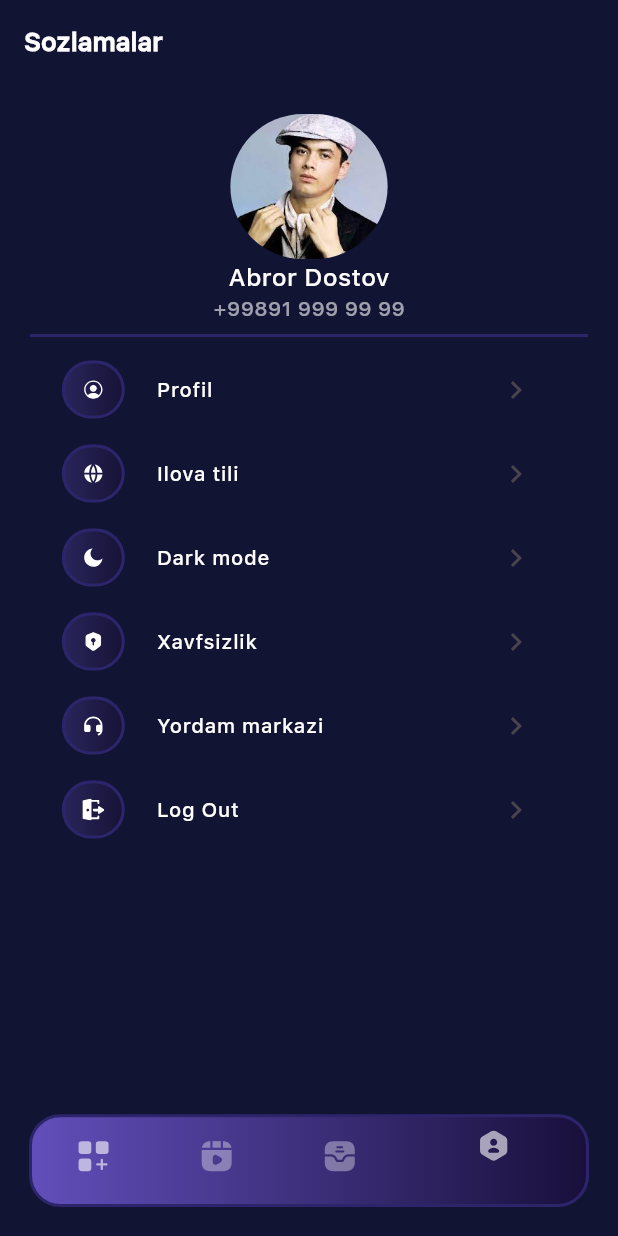
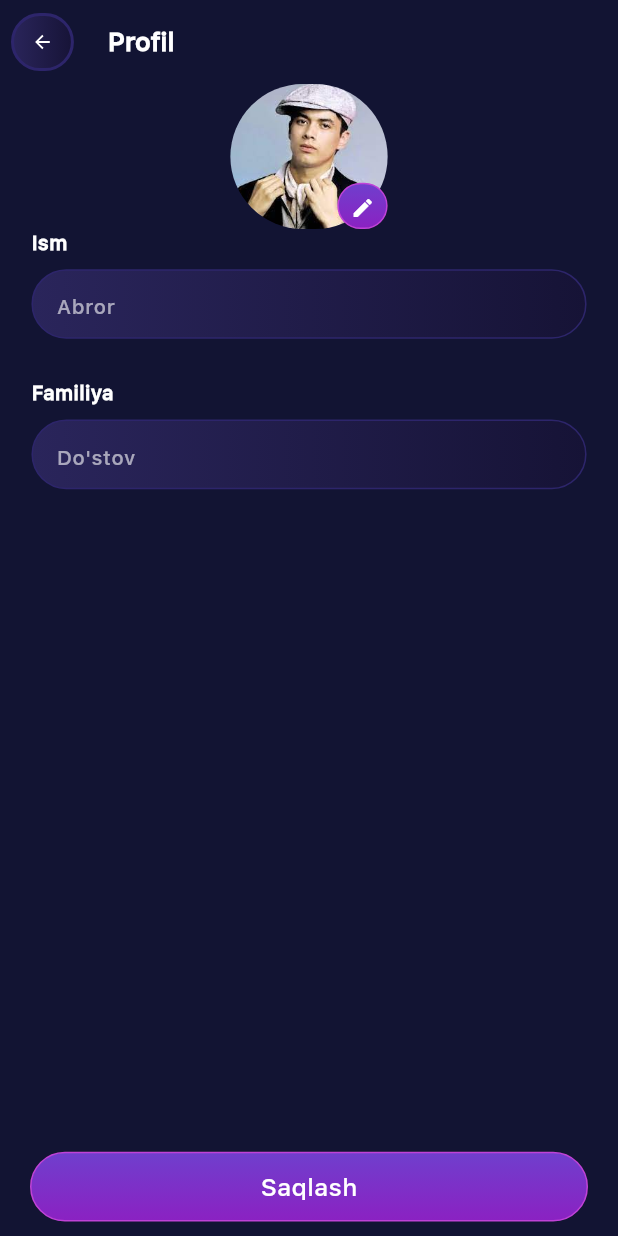
Before and after one commit to azizbek123411/yulduzlar_cosinius, a Flutter app: the screen it shows after launch, item 4 of the bottom bar chosen, after a tap on the "keyboard arrow right" icon, on a phone screen of 412 x 824 dp. Run offline on Flutter 3.47's test engine with Material 3 defaults, Android fonts, the phone set to English and light mode, and no system bars; our stand-ins replace bloc, flutter_svg, pin_code_fields.

Commit message:
edit_profile

```diff
--- a/lib/src/ui/pages/navbar_pages/main_nav_page.dart
+++ b/lib/src/ui/pages/navbar_pages/main_nav_page.dart
@@ -4,7 +4,7 @@ import 'package:flutter/material.dart';
 import 'package:flutter_svg/flutter_svg.dart';
 import 'package:yulduzlar_cosinius/src/repository/utils/creen_utils.dart';
 import 'package:yulduzlar_cosinius/src/ui/pages/navbar_pages/my_orders.dart';
-import 'package:yulduzlar_cosinius/src/ui/pages/navbar_pages/profile_page.dart';
+import 'package:yulduzlar_cosinius/src/ui/pages/navbar_pages/settings.dart';
 import 'package:yulduzlar_cosinius/src/ui/pages/navbar_pages/video_play_page.dart';
 import '../../../config/appcolors.dart';
 import '../../../repository/utils/app_padding.dart';
@@ -36,7 +36,7 @@ class _MainNavPageState extends State<MainNavPage> {
     const Homepage(),
     const VideoPlay(),
     const MyOrders(),
-    const ProfilePage(),
+    const SettingsPage(),
   ];
 
 
--- a/lib/src/ui/pages/navbar_pages/profile_page.dart
+++ /dev/null
@@ -1,71 +0,0 @@
-import 'package:flutter/material.dart';
-import 'package:yulduzlar_cosinius/src/config/appcolors.dart';
-import 'package:yulduzlar_cosinius/src/config/font_size.dart';
-import 'package:yulduzlar_cosinius/src/repository/constants/text_style.dart';
-import 'package:yulduzlar_cosinius/src/repository/utils/creen_utils.dart';
-import 'package:yulduzlar_cosinius/src/ui/widgets/buttons.dart';
-import 'package:yulduzlar_cosinius/src/ui/widgets/list_tile.dart';
-
-import '../../../repository/utils/app_padding.dart';
-
-class ProfilePage extends StatefulWidget {
-  const ProfilePage({super.key});
-
-  @override
-  State<ProfilePage> createState() => _ProfilePageState();
-}
-
-class _ProfilePageState extends State<ProfilePage> {
-  @override
-  Widget build(BuildContext context) {
-    return Scaffold(
-      appBar: AppBar(
-        backgroundColor: Colors.transparent,
-        title: Text(
-          "Sozlamalar",
-          style: AppTextStyle.instance.w700.copyWith(
-              fontSize: FontSizeConst.instance.largeFont,
-              color: AppColors.colorFFF),
-        ),
-      ),
-      backgroundColor: AppColors.mainBackground,
-      body: Padding(
-        padding: Dis.all(20),
-        child: Center(
-          child: Column(
-            children: [
-              ClipRRect(
-                borderRadius: BorderRadius.circular(50),
-                child: Image.asset(
-                  'assets/images/abror_dostov.jpg',
-                  height: 100.h,
-                  width: 100.w,
-                  fit: BoxFit.cover,
-                ),
-              ),
-              Text("Abror Dostov",style: AppTextStyle.instance.w600.copyWith(
-                color: AppColors.colorFFF,
-                fontSize: FontSizeConst.instance.mediumFont
-              ),),
-
-              Text("+99891 999 99 99",style: AppTextStyle.instance.w400.copyWith(
-                  color: AppColors.colorFFF60,
-                  fontSize: FontSizeConst.instance.smallFont
-              ),),
-              Divider(
-                thickness: 2,
-                color: AppColors.color2d256b,
-              ),
-              ListTilee(title:"Profil", actionIcon: IconButton(onPressed: (){},icon: Icon(Icons.keyboard_arrow_right_sharp,size:24 ,),), leading:  ButtonWidget(onTap: (){}, path: "assets/svg/profile-circle.svg", h: 40.h, w: 40.w, radius: 50),),
-              ListTilee(title:"Ilova tili", actionIcon: IconButton(onPressed: (){},icon: Icon(Icons.keyboard_arrow_right_sharp,size:24 ,),), leading:  ButtonWidget(onTap: (){}, path: "assets/svg/language.svg", h: 40.h, w: 40.w, radius: 50),),
-              ListTilee(title:"Dark mode", actionIcon: IconButton(onPressed: (){},icon: Icon(Icons.keyboard_arrow_right_sharp,size:24 ,),), leading:  ButtonWidget(onTap: (){}, path: "assets/svg/dark_them.svg", h: 40.h, w: 40.w, radius: 50),),
-              ListTilee(title:"Xavfsizlik", actionIcon: IconButton(onPressed: (){},icon: Icon(Icons.keyboard_arrow_right_sharp,size:24 ,),), leading:  ButtonWidget(onTap: (){}, path: "assets/svg/shield-security.svg", h: 40.h, w: 40.w, radius: 50),),
-              ListTilee(title:"Yordam markazi", actionIcon: IconButton(onPressed: (){},icon: Icon(Icons.keyboard_arrow_right_sharp,size:24 ,),), leading:  ButtonWidget(onTap: (){}, path: "assets/svg/support.svg", h: 40.h, w: 40.w, radius: 50),),
-              ListTilee(title:"Log Out", actionIcon: IconButton(onPressed: (){},icon: Icon(Icons.keyboard_arrow_right_sharp,size:24 ,),), leading:  ButtonWidget(onTap: (){}, path: "assets/svg/logout-2 1.svg", h: 40.h, w: 40.w, radius: 50),),
-            ],
-          ),
-        ),
-      ),
-    );
-  }
-}
--- /dev/null
+++ b/lib/src/ui/pages/navbar_pages/settings.dart
@@ -0,0 +1,163 @@
+import 'package:flutter/material.dart';
+import 'package:yulduzlar_cosinius/src/config/appcolors.dart';
+import 'package:yulduzlar_cosinius/src/config/font_size.dart';
+import 'package:yulduzlar_cosinius/src/config/router.dart';
+import 'package:yulduzlar_cosinius/src/repository/constants/text_style.dart';
+import 'package:yulduzlar_cosinius/src/repository/utils/creen_utils.dart';
+import 'package:yulduzlar_cosinius/src/repository/utils/space.dart';
+import 'package:yulduzlar_cosinius/src/ui/screens/settings_screens/proifile_screen.dart';
+import 'package:yulduzlar_cosinius/src/ui/widgets/buttons.dart';
+import 'package:yulduzlar_cosinius/src/ui/widgets/list_tile.dart';
+
+import '../../../repository/utils/app_padding.dart';
+
+class SettingsPage extends StatefulWidget {
+  const SettingsPage({super.key});
+
+  @override
+  State<SettingsPage> createState() => _SettingsPageState();
+}
+
+class _SettingsPageState extends State<SettingsPage> {
+  @override
+  Widget build(BuildContext context) {
+    return Scaffold(
+      appBar: AppBar(
+        backgroundColor: Colors.transparent,
+        title: Text(
+          "Sozlamalar",
+          style: AppTextStyle.instance.w700.copyWith(
+              fontSize: FontSizeConst.instance.largeFont,
+              color: AppColors.colorFFF),
+        ),
+      ),
+      backgroundColor: AppColors.mainBackground,
+      body: Padding(
+        padding: Dis.all(20),
+        child: Center(
+          child: Column(
+            children: [
+              ClipRRect(
+                borderRadius: BorderRadius.circular(50),
+                child: Image.asset(
+                  'assets/images/abror_dostov.jpg',
+                  height: 100.h,
+                  width: 100.w,
+                  fit: BoxFit.cover,
+                ),
+              ),
+              HBox(10.h),
+              Text(
+                "Abror Dostov",
+                style: AppTextStyle.instance.w600.copyWith(
+                    color: AppColors.colorFFF,
+                    fontSize: FontSizeConst.instance.mediumFont),
+              ),
+              Text(
+                "+99891 999 99 99",
+                style: AppTextStyle.instance.w400.copyWith(
+                    color: AppColors.colorFFF60,
+                    fontSize: FontSizeConst.instance.smallFont),
+              ),
+              HBox(10.h),
+              Divider(
+                thickness: 2,
+                color: AppColors.color2d256b,
+              ),
+              HBox(10.h),
+              ListTilee(
+                title: "Profil",
+                actionIcon: IconButton(
+                  onPressed: () {
+                    AppRouter.go(context, const ProfileScreen(),);
+                  },
+                  icon: Icon(Icons.keyboard_arrow_right_sharp,
+                      size: 24, color: AppColors.colorFFF),
+                ),
+                leading: ButtonWidget(
+                    onTap: () {},
+                    path: "assets/svg/profile-circle.svg",
+                    h: 40.h,
+                    w: 40.w,
+                    radius: 50),
+              ),
+              ListTilee(
+                title: "Ilova tili",
+                actionIcon: IconButton(
+                  onPressed: () {},
+                  icon: Icon(Icons.keyboard_arrow_right_sharp,
+                      size: 24, color: AppColors.colorFFF),
+                ),
+                leading: ButtonWidget(
+                    onTap: () {},
+                    path: "assets/svg/language.svg",
+                    h: 40.h,
+                    w: 40.w,
+                    radius: 50),
+              ),
+              ListTilee(
+                title: "Dark mode",
+                actionIcon: IconButton(
+                  onPressed: () {},
+                  icon: Icon(Icons.keyboard_arrow_right_sharp,
+                      size: 24, color: AppColors.colorFFF),
+                ),
+                leading: ButtonWidget(
+                    onTap: () {},
+                    path: "assets/svg/dark_them.svg",
+                    h: 40.h,
+                    w: 40.w,
+                    radius: 50),
+              ),
+              ListTilee(
+                title: "Xavfsizlik",
+                actionIcon: IconButton(
+                  onPressed: () {},
+                  icon: Icon(Icons.keyboard_arrow_right_sharp,
+                      size: 24, color: AppColors.colorFFF),
+                ),
+                leading: ButtonWidget(
+                    onTap: () {},
+                    path: "assets/svg/shield-security.svg",
+                    h: 40.h,
+                    w: 40.w,
+                    radius: 50),
+              ),
+              ListTilee(
+                title: "Yordam markazi",
+                actionIcon: IconButton(
+                  onPressed: () {},
+                  icon: Icon(
+                    Icons.keyboard_arrow_right_sharp,
+                    size: 24,
+                    color: AppColors.colorFFF,
+                  ),
+                ),
+                leading: ButtonWidget(
+                    onTap: () {},
+                    path: "assets/svg/support.svg",
+                    h: 40.h,
+                    w: 40.w,
+                    radius: 50),
+              ),
+              ListTilee(
+                title: "Log Out",
+                actionIcon: IconButton(
+                  onPressed: () {},
+                  icon: Icon(Icons.keyboard_arrow_right_sharp,
+                      size: 24, color: AppColors.colorFFF),
+                ),
+                leading: ButtonWidget(
+                    onTap: () {},
+                    path: "assets/svg/logout-2 1.svg",
+                    h: 40.h,
+                    w: 40.w,
+                    radius: 50),
+              ),
+            ],
+          ),
+        ),
+      ),
+    );
+  }
+}
--- /dev/null
+++ b/lib/src/ui/screens/settings_screens/proifile_screen.dart
@@ -0,0 +1,93 @@
+import 'package:flutter/material.dart';
+import 'package:yulduzlar_cosinius/src/config/font_size.dart';
+import 'package:yulduzlar_cosinius/src/config/router.dart';
+import 'package:yulduzlar_cosinius/src/repository/constants/text_style.dart';
+import 'package:yulduzlar_cosinius/src/repository/utils/app_padding.dart';
+import 'package:yulduzlar_cosinius/src/repository/utils/creen_utils.dart';
+import 'package:yulduzlar_cosinius/src/repository/utils/space.dart';
+import 'package:yulduzlar_cosinius/src/ui/widgets/buttons.dart';
+import 'package:yulduzlar_cosinius/src/ui/widgets/main_button.dart';
+import 'package:yulduzlar_cosinius/src/ui/widgets/text_field.dart';
+
+import '../../../config/appcolors.dart';
+
+class ProfileScreen extends StatelessWidget {
+  const ProfileScreen({super.key});
+
+  @override
+  Widget build(BuildContext context) {
+    return Scaffold(
+      backgroundColor: AppColors.mainBackground,
+      appBar: AppBar(
+        backgroundColor: Colors.transparent,
+        title: Text(
+          "Profil",
+          style: AppTextStyle.instance.w700.copyWith(
+            fontSize: FontSizeConst.instance.largeFont,
+            color: AppColors.colorFFF,
+          ),
+        ),
+        leading: Row(
+          children: [
+            WBox(2.w),
+            ButtonWidget(
+              onTap: () {
+                AppRouter.close(context);
+              },
+              path: "assets/svg/Frame.svg",
+              h: 40.h,
+              w: 40.w,
+              radius: 50,
+            )
+          ],
+        ),
+      ),
+      body: Padding(
+        padding: Dis.only(lr: 20.w),
+        child: Center(
+          child: Column(
+            children: [
+              Stack(
+                alignment: AlignmentDirectional.bottomEnd,
+                  children: [
+                ClipRRect(
+                  borderRadius: BorderRadius.circular(50),
+                  child: Image.asset(
+                    'assets/images/abror_dostov.jpg',
+                    height: 100.h,
+                    width: 100.w,
+                    fit: BoxFit.cover,
+                  ),
+                ),
+                Container(
+                  height: 32.h,
+                  width: 32.w,
+                  decoration: BoxDecoration(
+                    gradient: AppColors.mainButtonGradient,
+                    border: Border.all(color: AppColors.colorC042D7,),
+                    borderRadius: BorderRadius.circular(20),
+                  ),
+                  child: IconButton(
+                      onPressed: () {},
+                      icon: Icon(
+                        Icons.edit,
+                        color: AppColors.colorFFF,
+                        size: 16,
+                      ),),
+                ),
+              ]),
+              TextFields(title: "Ism", hintText: "Abror", readOnly: false, suffixIcon: WBox(0), h: 48.h, w: double.infinity, radius: 40, prefix: WBox(15.w), maxLine: 1),
+              HBox(20.h),
+              TextFields(title: "Familiya", hintText: "Do'stov", readOnly: false, suffixIcon: WBox(0), h: 48.h, w: double.infinity, radius: 40, prefix: WBox(15.w), maxLine: 1),
+            ],
+          ),
+        ),
+      ),
+      floatingActionButton: Padding(
+        padding:  Dis.only(lr: 20.0,bottom: 10.h),
+        child: MainButton(height: 48.h, width: double.infinity, title: "Saqlash", onTap: (){AppRouter.close(context);}, radius:  50),
+      ),
+      floatingActionButtonLocation: FloatingActionButtonLocation.centerDocked,
+    );
+  }
+}
--- a/lib/src/ui/widgets/list_tile.dart
+++ b/lib/src/ui/widgets/list_tile.dart
@@ -2,6 +2,8 @@ import 'package:flutter/material.dart';
 import 'package:yulduzlar_cosinius/src/config/appcolors.dart';
 import 'package:yulduzlar_cosinius/src/config/font_size.dart';
 import 'package:yulduzlar_cosinius/src/repository/constants/text_style.dart';
+import 'package:yulduzlar_cosinius/src/repository/utils/app_padding.dart';
+import 'package:yulduzlar_cosinius/src/repository/utils/creen_utils.dart';
 class ListTilee extends StatelessWidget {
   Widget leading;
   String title;
@@ -13,13 +15,16 @@ class ListTilee extends StatelessWidget {
 
   @override
   Widget build(BuildContext context) {
-    return ListTile(
+    return Padding(
+      padding: Dis.only(tb: 5.h),
+      child: ListTile(
         leading: leading,
         title: Text(title,style: AppTextStyle.instance.w600.copyWith(
           fontSize: FontSizeConst.instance.smallFont,
           color: AppColors.colorFFF,
         ),),
         trailing: actionIcon,
+      ),
     );
   }
 }
```
Lines whose indentation alone changed are shown as unchanged.
